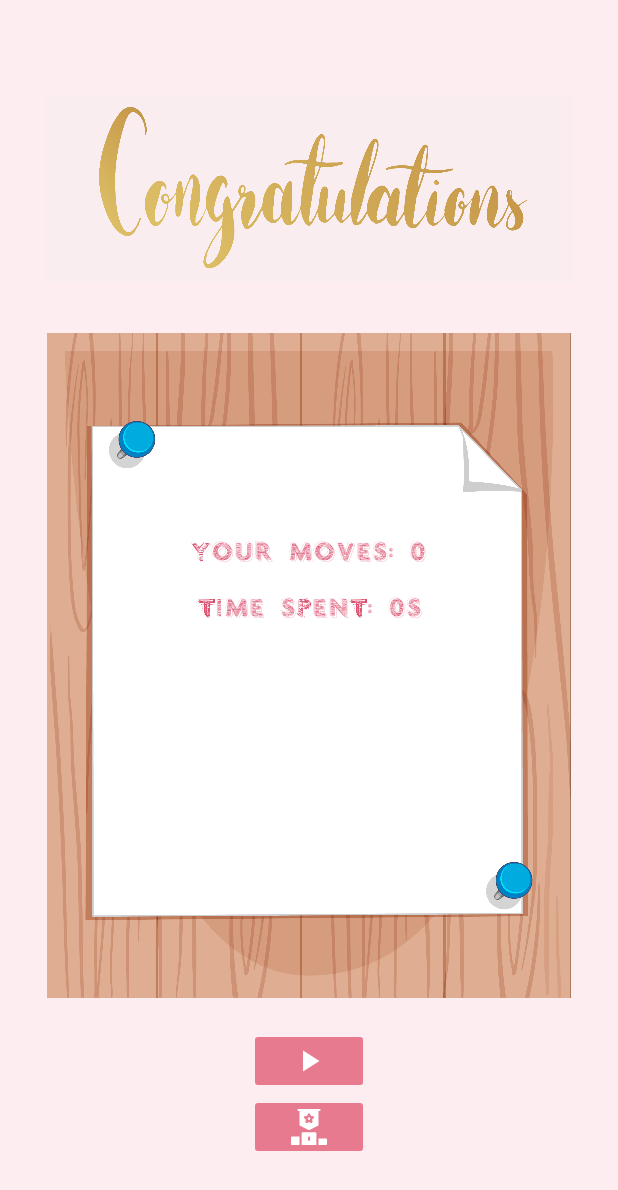
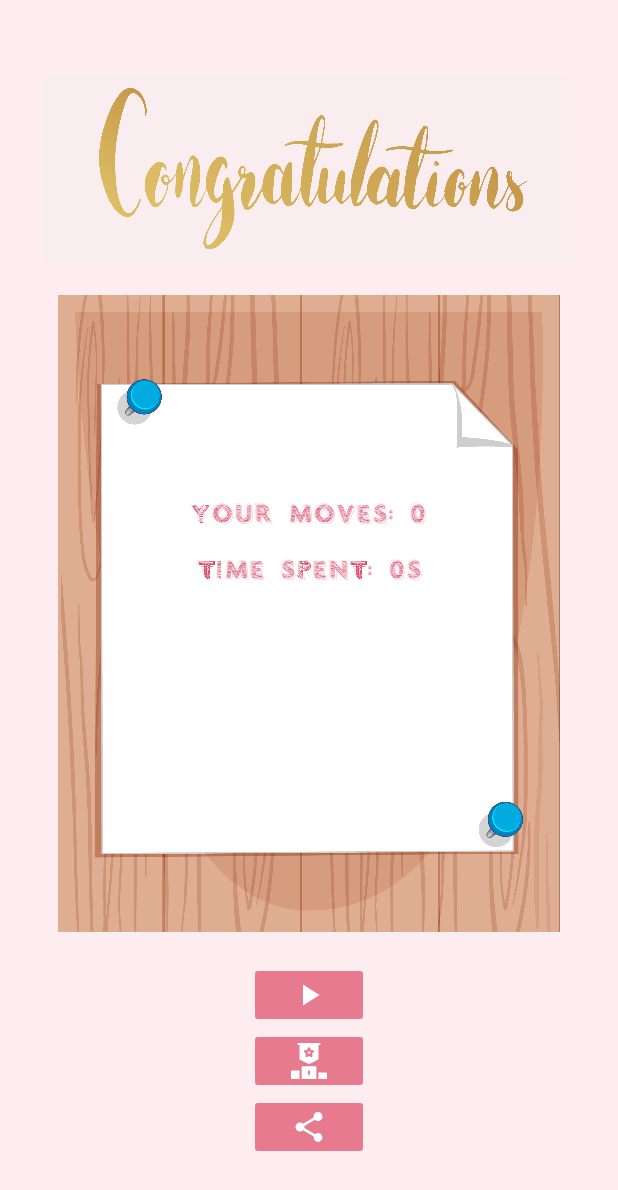
Before and after one commit to monkesteve/Match-Pair-Master, an Android app: the Finish screen opened directly, with no data from a screen before it, on a phone screen of 412 x 824 dp. Shown: the top 1190 px of the screen. Run offline under Robolectric (Android 15) with nearby library versions, the phone set to English and light mode, and no system bars; Roboto replaces fonts that are not available here.

Commit message:
add share result feature

```diff
--- a/MatchPairMaster/app/src/main/AndroidManifest.xml
+++ b/MatchPairMaster/app/src/main/AndroidManifest.xml
@@ -1,6 +1,7 @@
 <?xml version="1.0" encoding="utf-8"?>
 <manifest xmlns:android="http://schemas.android.com/apk/res/android"
     package="com.example.assignment">
+
     <uses-permission android:name="android.permission.INTERNET" />
     <application
         android:allowBackup="true"
@@ -22,6 +23,11 @@
         <activity android:name=".Finish" />
         <activity android:name=".ScoreBoard" />
 
+        <provider
+            android:name=".GameResultProvider"
+            android:authorities="com.example.assignment.gameresultprovider"
+            android:exported="true" />
+
         <meta-data
             android:name="preloaded_fonts"
             android:resource="@array/preloaded_fonts" />
--- a/MatchPairMaster/app/src/main/java/com/example/assignment/DataBase.java
+++ b/MatchPairMaster/app/src/main/java/com/example/assignment/DataBase.java
@@ -26,6 +26,48 @@ public class DataBase extends AppCompatActivity {
     public DataBase(){
         // define db
         db = SQLiteDatabase.openDatabase("/data/data/com.example.assignment/MatchPair", null, SQLiteDatabase.CREATE_IF_NECESSARY);
+    }
+
+    public void updateTestLog(int testNo, double duration, int moves){
+        sql = "UPDATE "+TABLE_NAME_TL+" SET duration ="+duration+", moves ="+moves+" WHERE testNo ="+testNo+";";
+        db.execSQL(sql);
+    }
+
+    public void insertTestLog(int testNo, String playerName, String testDate,double duration, int moves){
+        // insert into TestLog
+        sql = "INSERT INTO "+TABLE_NAME_TL+"(testNo, playerName, testDate, duration, moves) VALUES" +
+                "("+testNo+",'"+playerName+"','"+testDate+"','"+duration+"',"+moves+");";
+        db.execSQL(sql);
+    }
+    public void insertTestLog(String playerName, String testDate,double duration, int moves){
+        // insert into TestLog
+        int testNo = getMaximumTestNo()+1;
+        sql = "INSERT INTO "+TABLE_NAME_TL+"(testNo, playerName, testDate, duration, moves) VALUES" +
+                "("+testNo+",'"+playerName+"','"+testDate+"','"+duration+"',"+moves+");";
+        db.execSQL(sql);
+    }
+
+    public void insertTestLog(String playerName, int moves){
+        int testNo = getMaximumTestNo()+1;
+        String[][] record = getTestRecord();
+        for(int i = 0; i < record.length; i++){
+            if(playerName.equals(record[i][1])){
+                return;
+            }
+        }
+        sql = "INSERT INTO "+TABLE_NAME_TL+"(testNo, playerName, moves) VALUES" +
+                "("+testNo+",'"+playerName+"',"+moves+");";
+        db.execSQL(sql);
+    }
+
+    public int getMaximumTestNo(){
+        sql = "SELECT MAX(testNo) FROM "+TABLE_NAME_TL+";";
+        cursor = db.rawQuery(sql, null);
+        int maxNumber = 0;
+        if ((cursor.moveToFirst()) || !(cursor.getCount() ==0)){
+            maxNumber = cursor.getInt(0);
+        }
+        return maxNumber;
     }
 
     public void createTLTD(){
--- /dev/null
+++ b/MatchPairMaster/app/src/main/res/drawable/baseline_share_24.xml
@@ -0,0 +1,5 @@
+<vector xmlns:android="http://schemas.android.com/apk/res/android" android:height="24dp" android:tint="#FFFFFF" android:viewportHeight="24" android:viewportWidth="24" android:width="24dp">
+
+    <path android:fillColor="@android:color/white" android:pathData="M18,16.08c-0.76,0 -1.44,0.3 -1.96,0.77L8.91,12.7c0.05,-0.23 0.09,-0.46 0.09,-0.7s-0.04,-0.47 -0.09,-0.7l7.05,-4.11c0.54,0.5 1.25,0.81 2.04,0.81 1.66,0 3,-1.34 3,-3s-1.34,-3 -3,-3 -3,1.34 -3,3c0,0.24 0.04,0.47 0.09,0.7L8.04,9.81C7.5,9.31 6.79,9 6,9c-1.66,0 -3,1.34 -3,3s1.34,3 3,3c0.79,0 1.5,-0.31 2.04,-0.81l7.12,4.16c-0.05,0.21 -0.08,0.43 -0.08,0.65 0,1.61 1.31,2.92 2.92,2.92 1.61,0 2.92,-1.31 2.92,-2.92s-1.31,-2.92 -2.92,-2.92z"/>
+
+</vector>
--- a/MatchPairMaster/app/src/main/res/layout/activity_finish.xml
+++ b/MatchPairMaster/app/src/main/res/layout/activity_finish.xml
@@ -2,15 +2,15 @@
 <LinearLayout xmlns:android="http://schemas.android.com/apk/res/android"
     android:layout_width="match_parent"
     android:layout_height="match_parent"
+    android:background="#FDECF0"
     android:orientation="vertical"
-    android:background="#FDECF0"
     android:padding="30dp">
 
     <ImageView
         android:layout_width="match_parent"
         android:layout_height="0dp"
-        android:src="@drawable/finishtitle"
-        android:layout_weight="0.4" />
+        android:layout_weight="0.4"
+        android:src="@drawable/finishtitle" />
 
     <RelativeLayout
         android:layout_width="wrap_content"
@@ -21,31 +21,30 @@
             android:layout_width="match_parent"
             android:layout_height="match_parent"
             android:src="@drawable/board" />
+
         <TextView
+            android:id="@+id/tvCong"
             android:layout_width="match_parent"
             android:layout_height="wrap_content"
-            android:id="@+id/tvCong"
+            android:layout_marginTop="80dp"
+            android:fontFamily="@font/vtks_chalk_79"
             android:gravity="center"
-            android:fontFamily="@font/vtks_chalk_79"
-            android:textSize="12pt"
             android:text="123123123"
             android:textColor="#DB4D6D"
-            android:layout_marginTop="80dp"/>
+            android:textSize="12pt" />
 
         <TextView
             android:id="@+id/tvResult"
-            android:layout_marginTop="130dp"
-            android:fontFamily="@font/vtks_chalk_79"
-            android:textSize="9pt"
             android:layout_width="match_parent"
             android:layout_height="wrap_content"
+            android:layout_marginTop="130dp"
             android:layout_weight="1"
+            android:fontFamily="@font/vtks_chalk_79"
+            android:gravity="center_horizontal|top"
+            android:text="Your Score"
             android:textColor="#DB4D6D"
-            android:gravity="center_horizontal|top"
-            android:text="Your Score" />
-
+            android:textSize="9pt" />
     </RelativeLayout>
-
 
 
     <ImageButton
@@ -55,16 +54,25 @@
         android:layout_marginTop="20dp"
         android:layout_marginBottom="0dp"
         android:onClick="goBack"
-        android:theme="@style/plainBtn"
-        android:src="@drawable/ic_baseline_play_arrow_24" />
+        android:src="@drawable/ic_baseline_play_arrow_24"
+        android:theme="@style/plainBtn" />
 
     <ImageButton
         android:layout_width="80dp"
         android:layout_height="wrap_content"
         android:layout_gravity="center"
+        android:onClick="goScoreboard"
+        android:src="@drawable/ic_podium"
+        android:theme="@style/plainBtn" />
+
+    <ImageButton
+        android:id="@+id/imageButton"
+        android:layout_width="80dp"
+        android:layout_height="wrap_content"
+        android:layout_gravity="center"
         android:layout_marginBottom="20dp"
-        android:onClick="goScoreboard"
-        android:theme="@style/plainBtn"
-        android:src="@drawable/ic_podium" />
+        android:onClick="goShare"
+        android:src="@drawable/baseline_share_24"
+        android:theme="@style/plainBtn" />
 
 </LinearLayout>
```
Also changed, not shown: MatchPairMaster/app/src/main/java/com/example/assignment/Finish.java (+42 -0 lines), MatchPairMaster/app/src/main/java/com/example/assignment/GameResultProvider.java (added, +77 -0 lines).
